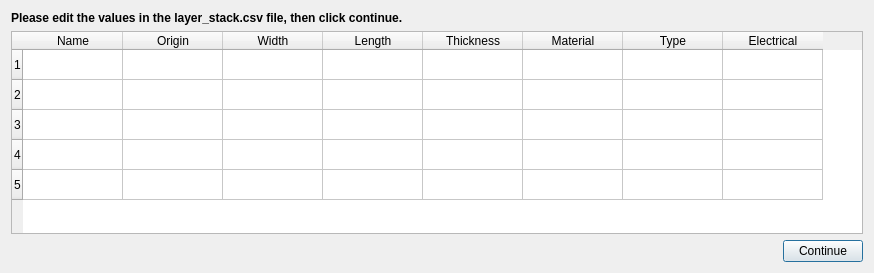
Old version of the form NEW_UI/ui/layerStack.ui in the repository e3da/PowerSynth2-core.
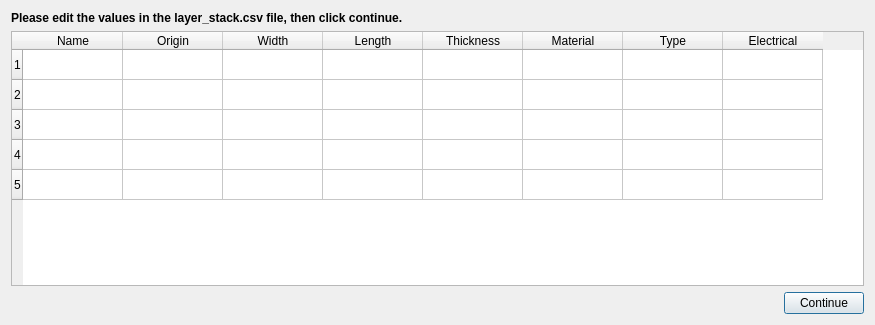
New version of the form.

Diff of the .ui file:
```diff
--- a/NEW_UI/ui/layerStack.ui
+++ b/NEW_UI/ui/layerStack.ui
@@ -6,8 +6,8 @@
    <rect>
     <x>0</x>
     <y>0</y>
-    <width>874</width>
-    <height>273</height>
+    <width>875</width>
+    <height>325</height>
    </rect>
   </property>
   <property name="windowTitle">
```
